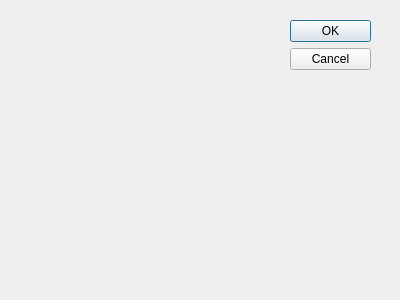
Old version of the form src/TimeTracker/edit_tags_dialog.ui in the repository miere43/jatt.
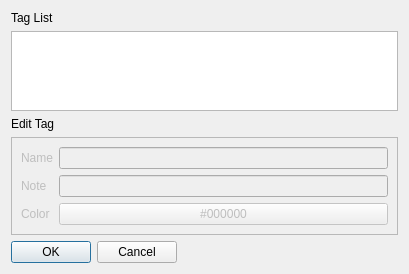
New version of the form.

```diff
--- a/src/TimeTracker/edit_tags_dialog.ui
+++ b/src/TimeTracker/edit_tags_dialog.ui
@@ -8,29 +8,124 @@
    <rect>
     <x>0</x>
     <y>0</y>
-    <width>400</width>
-    <height>300</height>
+    <width>409</width>
+    <height>274</height>
    </rect>
   </property>
   <property name="windowTitle">
    <string>Dialog</string>
   </property>
-  <widget class="QDialogButtonBox" name="buttonBox">
-   <property name="geometry">
-    <rect>
-     <x>290</x>
-     <y>20</y>
-     <width>81</width>
-     <height>241</height>
-    </rect>
-   </property>
-   <property name="orientation">
-    <enum>Qt::Vertical</enum>
-   </property>
-   <property name="standardButtons">
-    <set>QDialogButtonBox::Cancel|QDialogButtonBox::Ok</set>
-   </property>
-  </widget>
+  <layout class="QVBoxLayout" name="verticalLayout">
+   <item>
+    <widget class="QLabel" name="tagsLabel">
+     <property name="text">
+      <string>Tag List</string>
+     </property>
+    </widget>
+   </item>
+   <item>
+    <widget class="QListView" name="tagListView"/>
+   </item>
+   <item>
+    <widget class="QLabel" name="editTagLabel">
+     <property name="text">
+      <string>Edit Tag</string>
+     </property>
+    </widget>
+   </item>
+   <item>
+    <widget class="QFrame" name="tagEditFrame">
+     <property name="enabled">
+      <bool>false</bool>
+     </property>
+     <property name="sizePolicy">
+      <sizepolicy hsizetype="Preferred" vsizetype="Minimum">
+       <horstretch>0</horstretch>
+       <verstretch>0</verstretch>
+      </sizepolicy>
+     </property>
+     <property name="minimumSize">
+      <size>
+       <width>0</width>
+       <height>0</height>
+      </size>
+     </property>
+     <property name="frameShape">
+      <enum>QFrame::StyledPanel</enum>
+     </property>
+     <property name="frameShadow">
+      <enum>QFrame::Raised</enum>
+     </property>
+     <layout class="QGridLayout" name="gridLayout">
+      <item row="2" column="0">
+       <widget class="QLabel" name="tagColorLabel">
+        <property name="text">
+         <string>Color</string>
+        </property>
+       </widget>
+      </item>
+      <item row="2" column="1">
+       <widget class="QPushButton" name="tagColorPickButton">
+        <property name="sizePolicy">
+         <sizepolicy hsizetype="Preferred" vsizetype="Maximum">
+          <horstretch>0</horstretch>
+          <verstretch>0</verstretch>
+         </sizepolicy>
+        </property>
+        <property name="styleSheet">
+         <string notr="true"/>
+        </property>
+        <property name="text">
+         <string>#000000</string>
+        </property>
+       </widget>
+      </item>
+      <item row="1" column="0">
+       <widget class="QLabel" name="tagNotelabel">
+        <property name="text">
+         <string>Note</string>
+        </property>
+       </widget>
+      </item>
+      <item row="1" column="1">
+       <widget class="QLineEdit" name="tagNoteLineEdit"/>
+      </item>
+      <item row="0" column="1">
+       <widget class="QLineEdit" name="tagNameLineEdit"/>
+      </item>
+      <item row="0" column="0">
+       <widget class="QLabel" name="tagNameLabel">
+        <property name="text">
+         <string>Name</string>
+        </property>
+       </widget>
+      </item>
+     </layout>
+    </widget>
+   </item>
+   <item>
+    <widget class="QDialogButtonBox" name="buttonBox">
+     <property name="sizePolicy">
+      <sizepolicy hsizetype="Fixed" vsizetype="Preferred">
+       <horstretch>0</horstretch>
+       <verstretch>0</verstretch>
+      </sizepolicy>
+     </property>
+     <property name="layoutDirection">
+      <enum>Qt::LeftToRight</enum>
+     </property>
+     <property name="orientation">
+      <enum>Qt::Horizontal</enum>
+     </property>
+     <property name="standardButtons">
+      <set>QDialogButtonBox::Cancel|QDialogButtonBox::Ok</set>
+     </property>
+     <property name="centerButtons">
+      <bool>false</bool>
+     </property>
+    </widget>
+   </item>
+  </layout>
  </widget>
  <pixmapfunction/>
  <resources/>
```
Left out of the diff: 5 changed lines with no effect on the pictures.
